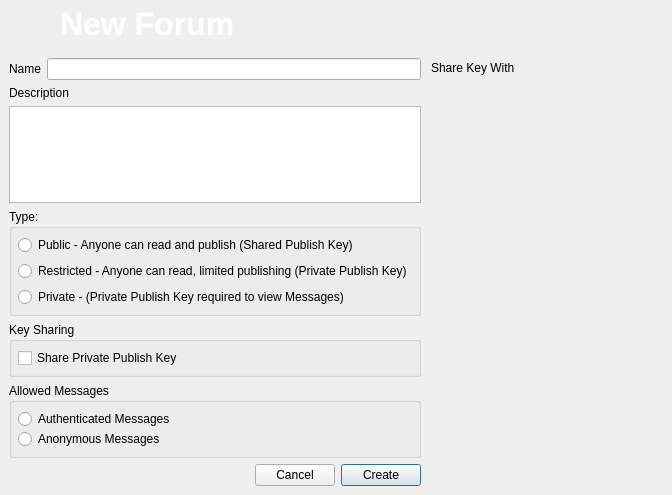
Before: the Qt Designer form retroshare-gui/src/gui/forumsv2/CreateForumV2.ui in RetroShare/RetroShare, drawn with Qt 5.
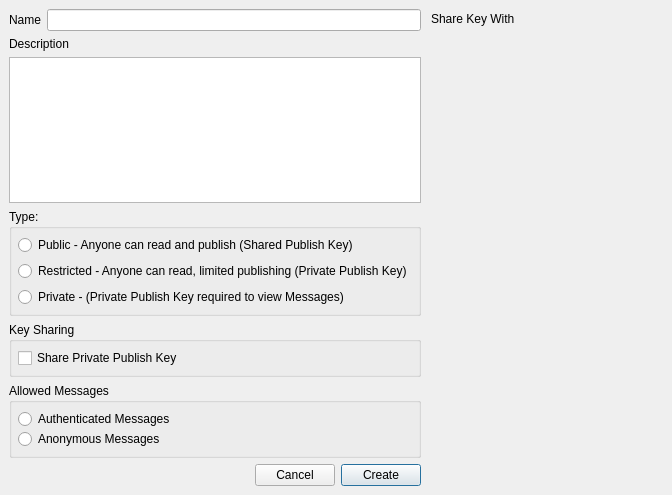
After: the same form once the commit is applied. Icons and pictures are not drawn. Custom widgets are drawn as their Qt base class.

Commit message: Added new base class HeaderFrame - image and text at top of the windows.

What changed in the file:
```diff
--- a/retroshare-gui/src/gui/forumsv2/CreateForumV2.ui
+++ b/retroshare-gui/src/gui/forumsv2/CreateForumV2.ui
@@ -25,66 +25,13 @@
     <number>0</number>
    </property>
    <item row="0" column="0">
-    <widget class="QFrame" name="frame_2">
-     <property name="maximumSize">
-      <size>
-       <width>16777215</width>
-       <height>64</height>
-      </size>
-     </property>
-     <property name="styleSheet">
-      <string notr="true">QFrame#frame_2{background-image: url(:/images/connect/connectFriendBanner.png);}</string>
-     </property>
+    <widget class="QFrame" name="headerFrame">
      <property name="frameShape">
       <enum>QFrame::NoFrame</enum>
      </property>
      <property name="frameShadow">
       <enum>QFrame::Raised</enum>
      </property>
-     <layout class="QGridLayout" name="gridLayout">
-      <property name="margin">
-       <number>6</number>
-      </property>
-      <property name="spacing">
-       <number>6</number>
-      </property>
-      <item row="0" column="0">
-       <widget class="QLabel" name="labelicon">
-        <property name="maximumSize">
-         <size>
-          <width>48</width>
-          <height>48</height>
-         </size>
-        </property>
-        <property name="styleSheet">
-         <string notr="true"/>
-        </property>
-        <property name="text">
-         <string/>
-        </property>
-        <property name="pixmap">
-         <pixmap resource="../images.qrc">:/images/konversation64.png</pixmap>
-        </property>
-        <property name="scaledContents">
-         <bool>true</bool>
-        </property>
-       </widget>
-      </item>
-      <item row="0" column="1">
-       <widget class="QLabel" name="textlabelcreatforums">
-        <property name="styleSheet">
-         <string notr="true">color: rgb(255, 255, 255);</string>
-        </property>
-        <property name="text">
-         <string>&lt;!DOCTYPE HTML PUBLIC &quot;-//W3C//DTD HTML 4.0//EN&quot; &quot;http://www.w3.org/TR/REC-html40/strict.dtd&quot;&gt;
-&lt;html&gt;&lt;head&gt;&lt;meta name=&quot;qrichtext&quot; content=&quot;1&quot; /&gt;&lt;style type=&quot;text/css&quot;&gt;
-p, li { white-space: pre-wrap; }
-&lt;/style&gt;&lt;/head&gt;&lt;body style=&quot; font-family:'MS Shell Dlg 2'; font-size:8.25pt; font-weight:400; font-style:normal;&quot;&gt;
-&lt;p style=&quot; margin-top:0px; margin-bottom:0px; margin-left:0px; margin-right:0px; -qt-block-indent:0; text-indent:0px;&quot;&gt;&lt;span style=&quot; font-family:'Arial'; font-size:24pt; font-weight:600; color:#ffffff;&quot;&gt;New Forum&lt;/span&gt;&lt;/p&gt;&lt;/body&gt;&lt;/html&gt;</string>
-        </property>
-       </widget>
-      </item>
-     </layout>
     </widget>
    </item>
    <item row="1" column="0">
```
The commit also changes 41 other files.
